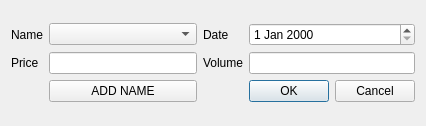
Old version of the form gpw_project/gpw_app/additemwindow.ui in the repository torrancee/gpwapp.
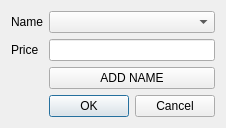
New version of the form.

Commit message: [gpw::wpog] add item button changed, comments deleted

Patch:
```diff
--- a/gpw_project/gpw_app/additemwindow.ui
+++ b/gpw_project/gpw_app/additemwindow.ui
@@ -6,7 +6,7 @@
    <rect>
     <x>0</x>
     <y>0</y>
-    <width>426</width>
+    <width>224</width>
     <height>126</height>
    </rect>
   </property>
@@ -16,13 +16,6 @@
   <layout class="QGridLayout" name="gridLayout_2">
    <item row="0" column="0">
     <layout class="QGridLayout" name="gridLayout">
-     <item row="1" column="2">
-      <widget class="QLabel" name="volume">
-       <property name="text">
-        <string>Volume</string>
-       </property>
-      </widget>
-     </item>
      <item row="1" column="1">
       <widget class="QLineEdit" name="PricEdit"/>
      </item>
@@ -40,29 +33,6 @@
        </property>
       </widget>
      </item>
-     <item row="1" column="4">
-      <widget class="QLineEdit" name="volumeEdit"/>
-     </item>
-     <item row="0" column="2">
-      <widget class="QLabel" name="date">
-       <property name="text">
-        <string>Date</string>
-       </property>
-      </widget>
-     </item>
-     <item row="0" column="4">
-      <widget class="QDateEdit" name="dateEdit"/>
-     </item>
-     <item row="2" column="4">
-      <widget class="QDialogButtonBox" name="buttonBox">
-       <property name="orientation">
-        <enum>Qt::Horizontal</enum>
-       </property>
-       <property name="standardButtons">
-        <set>QDialogButtonBox::Cancel|QDialogButtonBox::Ok</set>
-       </property>
-      </widget>
-     </item>
      <item row="0" column="1">
       <widget class="QComboBox" name="comboBox"/>
      </item>
@@ -73,6 +43,16 @@
        </property>
       </widget>
      </item>
+     <item row="3" column="1">
+      <widget class="QDialogButtonBox" name="buttonBox">
+       <property name="orientation">
+        <enum>Qt::Horizontal</enum>
+       </property>
+       <property name="standardButtons">
+        <set>QDialogButtonBox::Cancel|QDialogButtonBox::Ok</set>
+       </property>
+      </widget>
+     </item>
     </layout>
    </item>
   </layout>
```
The commit also changes 5 other files.
